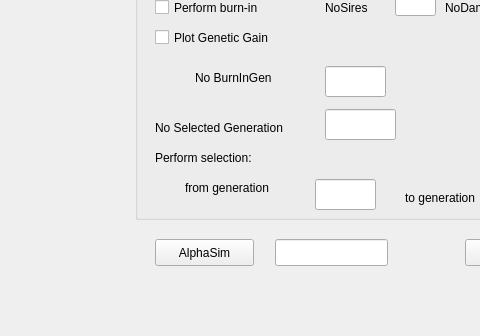
Qt form SelectionParameters.ui (janaobsteter/Genotype_CODES) before a commit; both pictures show x 415 to 895 and y 451 to 787 of the 1022 by 787 pixel window.
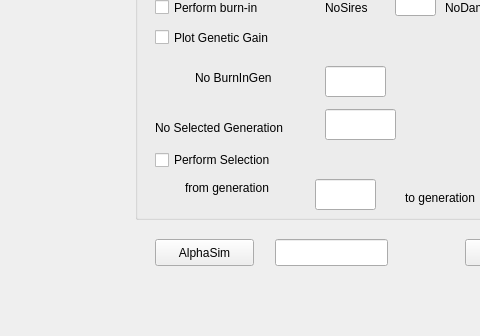
The same form after that commit.

```diff
--- a/SelectionParameters.ui
+++ b/SelectionParameters.ui
@@ -430,19 +430,6 @@
       </rect>
      </property>
     </widget>
-    <widget class="QLabel" name="label_29">
-     <property name="geometry">
-      <rect>
-       <x>20</x>
-       <y>180</y>
-       <width>126</width>
-       <height>17</height>
-      </rect>
-     </property>
-     <property name="text">
-      <string>Perform selection:</string>
-     </property>
-    </widget>
     <widget class="QLabel" name="label_33">
      <property name="geometry">
       <rect>
@@ -515,6 +502,19 @@
       <string>NoSires</string>
      </property>
     </widget>
+    <widget class="QCheckBox" name="PerformSel">
+     <property name="geometry">
+      <rect>
+       <x>20</x>
+       <y>180</y>
+       <width>171</width>
+       <height>22</height>
+      </rect>
+     </property>
+     <property name="text">
+      <string>Perform Selection</string>
+     </property>
+    </widget>
    </widget>
    <widget class="QPushButton" name="DoMagic">
     <property name="geometry">
```
